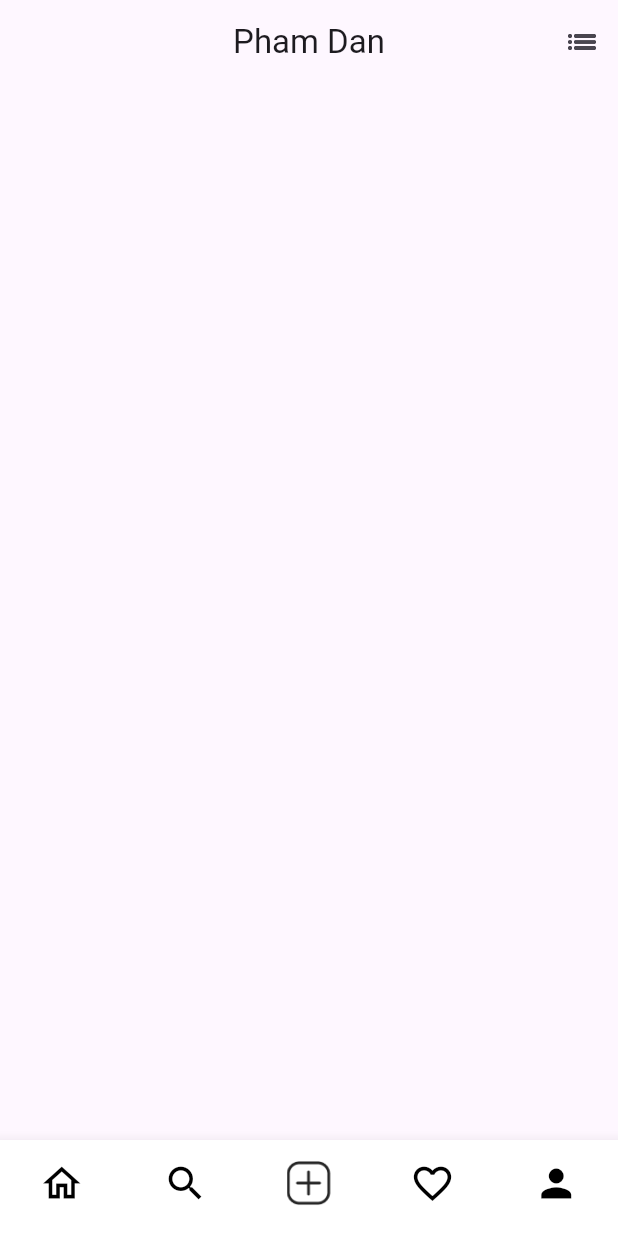
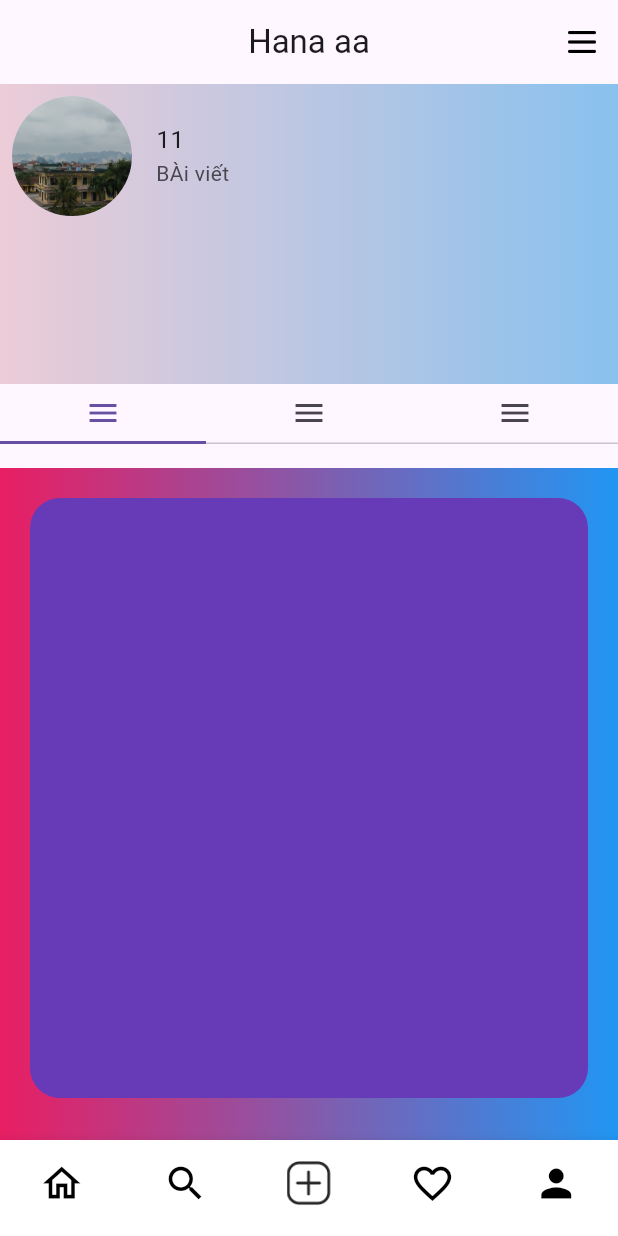
Before and after one commit to danpham04/clone_ui_instagram, a Flutter app: the HomeScreens screen opened by its route, item 5 of the bottom bar chosen, on a phone screen of 412 x 824 dp. Run offline on Flutter 3.47's test engine with Material 3 defaults, Android fonts, the light colour scheme and no system bars; our stand-ins replace flutter_mobx, flutter_screenutil, mobx; generated files the repository leaves out were written again.

Commit message:
update home screen

```diff
--- a/lib/global/app_paths.dart
+++ b/lib/global/app_paths.dart
@@ -9,4 +9,12 @@ class AppPaths {
   final String serach = 'assets/icons/serach.png';
   final String share = 'assets/icons/share.png';
   final String comment = 'assets/icons/comment_ig.png';
+  final String menu = 'assets/icons/menu.png';
+  final String caPi = 'assets/images/anhcapi/capi.png';
+  final String caPiChill = 'assets/images/anhcapi/capichill.png';
+  final String caPiCo = 'assets/images/anhcapi/capico.png';
+  final String caPiNgap = 'assets/images/anhcapi/capingap.png';
+  final String caPiNgu = 'assets/images/anhcapi/capingu.png';
+  final String caPiTam = 'assets/images/anhcapi/capitam.png';
+  final String giaDinhCaPI = 'assets/images/anhcapi/giadinhcapi.png';
 }
--- a/lib/screens/home_screens/home_screens.dart
+++ b/lib/screens/home_screens/home_screens.dart
@@ -23,8 +23,8 @@ class _HomeScreensState extends State<HomeScreens> {
     _widgets = [
       const Home(),
       const Search(),
+      const AddStory(),
       const Favorite(),
-      const AddStory(),
       const Infor(),
     ];
     super.initState();
--- a/lib/screens/home_screens/infor/infor.dart
+++ b/lib/screens/home_screens/infor/infor.dart
@@ -1,4 +1,6 @@
 import 'package:flutter/material.dart';
+import 'package:instagram_ui_ux/global/app_paths.dart';
+import 'package:instagram_ui_ux/screens/home_screens/infor/infor_user.dart';
 
 class Infor extends StatelessWidget {
   const Infor({super.key});
@@ -7,15 +9,92 @@ class Infor extends StatelessWidget {
   Widget build(BuildContext context) {
     return Scaffold(
       appBar: AppBar(
-        title: const Text("Pham Dan"),
+        title: const Text("Hana aa"),
         actions: [
-          IconButton(onPressed: () {}, icon: const Icon(Icons.list_sharp))
+          IconButton(
+              onPressed: () {},
+              icon: Image.asset(
+                AppPaths().menu,
+                width: 25,
+              ))
         ],
         centerTitle: true,
         automaticallyImplyLeading: false,
       ),
       body: Container(
-
+        decoration: const BoxDecoration(
+          gradient: LinearGradient(colors: [Colors.pink, Colors.blue]),
+        ),
+        child: CustomScrollView(
+          slivers: [
+            InforUser(),
+            const SliverAppBar(
+              automaticallyImplyLeading: false,
+              floating: false,
+              pinned: true,
+              flexibleSpace: FlexibleSpaceBar(
+                centerTitle: true,
+                title: DefaultTabController(
+                  length: 3,
+                  animationDuration: Duration(seconds: 1),
+                  child: TabBar(indicatorSize: TabBarIndicatorSize.tab, tabs: [
+                    Tab(
+                      icon: Icon(Icons.menu),
+                    ),
+                    Tab(
+                      icon: Icon(Icons.menu),
+                    ),
+                    Tab(
+                      icon: Icon(Icons.menu),
+                    ),
+                  ]),
+                ),
+              ),
+            ),
+            SliverToBoxAdapter(
+              child: Padding(
+                padding: const EdgeInsets.all(20),
+                child: ClipRRect(
+                  borderRadius: const BorderRadius.all(
+                    Radius.circular(20),
+                  ),
+                  child: Container(
+                    color: Colors.deepPurple,
+                    height: 400,
+                  ),
+                ),
+              ),
+            ),
+            SliverToBoxAdapter(
+              child: Padding(
+                padding: const EdgeInsets.all(20),
+                child: ClipRRect(
+                  borderRadius: const BorderRadius.all(
+                    Radius.circular(20),
+                  ),
+                  child: Container(
+                    color: Colors.deepPurple,
+                    height: 400,
+                  ),
+                ),
+              ),
+            ),
+            SliverToBoxAdapter(
+              child: Padding(
+                padding: const EdgeInsets.all(20),
+                child: ClipRRect(
+                  borderRadius: const BorderRadius.all(
+                    Radius.circular(20),
+                  ),
+                  child: Container(
+                    color: Colors.deepPurple,
+                    height: 400,
+                  ),
+                ),
+              ),
+            ),
+          ],
+        ),
       ),
     );
   }
--- a/pubspec.yaml
+++ b/pubspec.yaml
@@ -68,6 +68,7 @@ flutter:
   assets:
     - assets/images/
     - assets/icons/
+    - assets/images/anhcapi/
   #   - images/a_dot_ham.jpeg
 
   # An image asset can refer to one or more resolution-specific "variants", see
```
Also changed, not shown: lib/screens/home_screens/favorite/favorite.dart (+18 -1 lines), lib/screens/home_screens/infor/infor_user.dart (added, +50 -0 lines), lib/screens/home_screens/search/data_path.dart (added, +29 -0 lines), lib/screens/home_screens/search/search.dart (+38 -2 lines), assets/icons/menu.png (added), assets/images/anhcapi/capi.png (added), assets/images/anhcapi/capichill.png (added), assets/images/anhcapi/capico.png (added), assets/images/anhcapi/capingap.png (added), assets/images/anhcapi/capingu.png (added), assets/images/anhcapi/capitam.png (added), assets/images/anhcapi/giadinhcapi.png (added).
